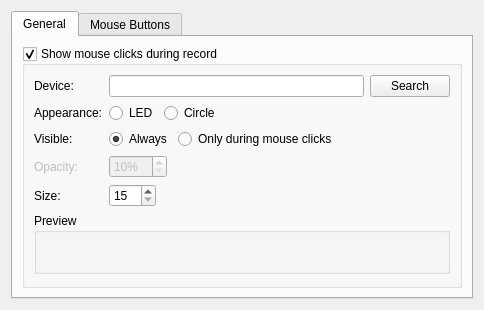
hippich/recorditnow, file src/ui/mouseconfig.ui: the form before one commit.
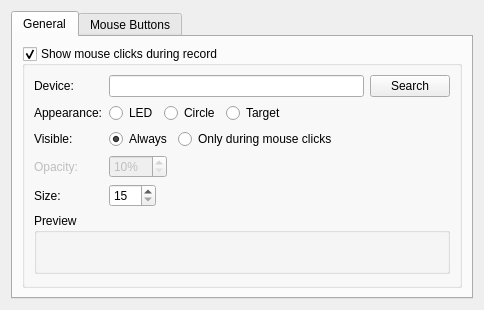
The form after the commit. Custom widgets are drawn as their Qt base class.

Commit message: timeline cfg + target mode + move timeline cfg + ...

Patch:
```diff
--- a/src/ui/mouseconfig.ui
+++ b/src/ui/mouseconfig.ui
@@ -102,6 +102,13 @@
               </property>
              </widget>
             </item>
+            <item>
+             <widget class="QRadioButton" name="kcfg_target">
+              <property name="text">
+               <string>Target</string>
+              </property>
+             </widget>
+            </item>
            </layout>
           </item>
           <item row="4" column="0">
```
The commit also changes 26 other files.
